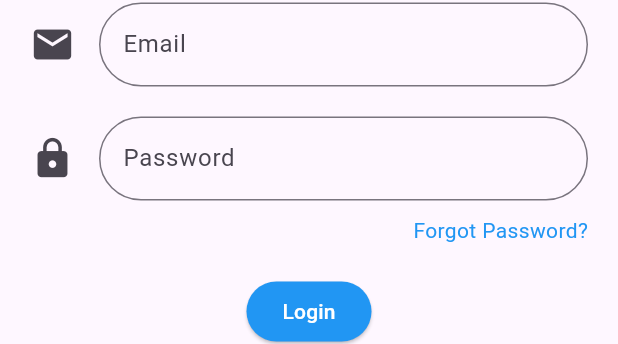
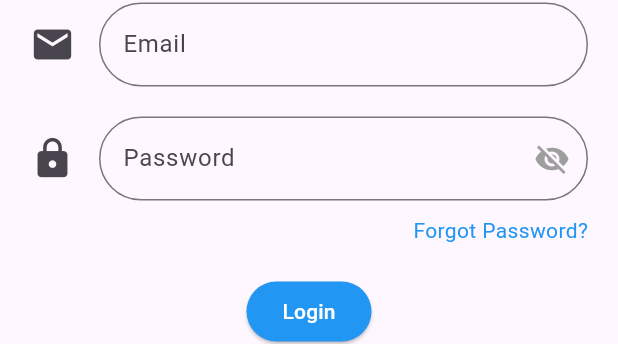
Before and after one commit to justnt47/Study_mobile_application, a Flutter app: what loginPage() shows on an empty page, opened directly, on a phone screen of 412 x 824 dp. Shown: the part 410-754 px from the top of the screen. Run offline on Flutter 3.47's test engine with Material 3 defaults, Android fonts, the phone set to English and light mode, and no system bars; our stand-ins replace firebase_auth, firebase_core, google_sign_in; accounts and stored records are empty.

Commit message:
Update loginPage.dart
เพิ่มฟังชั่นซ่อนรหัสเข้ามา

```diff
--- a/lib/loginPage.dart
+++ b/lib/loginPage.dart
@@ -1,7 +1,7 @@
 import 'package:study_application/forgotPasswordPage.dart';
 import 'package:firebase_auth/firebase_auth.dart';
 import 'package:firebase_core/firebase_core.dart';
-// import 'package:google_sign_in/google_sign_in.dart';
+import 'package:google_sign_in/google_sign_in.dart';
 
 import './registerPage.dart';
 import 'package:flutter/material.dart';
@@ -18,8 +18,15 @@ class _loginPageState extends State<loginPage> {
 
   final emailController = TextEditingController();
   final passwordController = TextEditingController();
+  bool _obscurePassword = true;
 
-  /* Future<UserCredential> signInWithGoogle() async {
+  void togglePasswordVisibility() {
+    setState(() {
+      _obscurePassword = !_obscurePassword;
+    });
+  }
+
+  /*Future<UserCredential> signInWithGoogle() async {
     // Trigger the authentication flow
     final GoogleSignInAccount? googleUser = await GoogleSignIn().signIn();
 
@@ -79,7 +86,6 @@ class _loginPageState extends State<loginPage> {
                     shape: BoxShape.circle),
                 child: Image.asset('images/Logo.png'),
               ),
-
             ),
             SizedBox(height: 15),
             Form(
@@ -104,13 +110,26 @@ class _loginPageState extends State<loginPage> {
                   SizedBox(height: 20),
                   TextFormField(
                     maxLines: 1,
+                    obscureText:
+                        _obscurePassword,
                     decoration: InputDecoration(
                       labelText: "Password",
                       border: OutlineInputBorder(
-                        borderRadius: BorderRadius.circular(32.0)),
+                        borderRadius: BorderRadius.circular(32.0),
+                      ),
                       icon: Icon(
                         Icons.lock,
                         size: 30,
+                      ),
+                      suffixIcon: IconButton(
+                        icon: Icon(
+                          _obscurePassword
+                              ? Icons.visibility_off
+                              : Icons.visibility,
+                          color: Colors.grey,
+                        ),
+                        onPressed:
+                            togglePasswordVisibility,
                       ),
                     ),
                     validator: (value) {
@@ -129,7 +148,10 @@ class _loginPageState extends State<loginPage> {
                                     builder: (context) =>
                                         forgotPasswordPage()));
                           },
-                          child: Text('Forgot Password?', style: TextStyle(color: Colors.blue),)),
+                          child: Text(
+                            'Forgot Password?',
+                            style: TextStyle(color: Colors.blue),
+                          )),
                     ],
                   ),
                   SizedBox(height: 20),
@@ -143,8 +165,8 @@ class _loginPageState extends State<loginPage> {
                       'Login',
                       style: TextStyle(color: Colors.white),
                     ),
-                    style: ElevatedButton.styleFrom(
-                        backgroundColor: Colors.blue),
+                    style:
+                        ElevatedButton.styleFrom(backgroundColor: Colors.blue),
                   ),
                 ],
               ),
@@ -157,7 +179,7 @@ class _loginPageState extends State<loginPage> {
               children: [
                 GestureDetector(
                   onTap: () {
-                    // signInWithGoogle();
+                    //signInWithGoogle();
                   },
                   child: CircleAvatar(
                     radius: 20,
```
Lines whose indentation alone changed are shown as unchanged.
